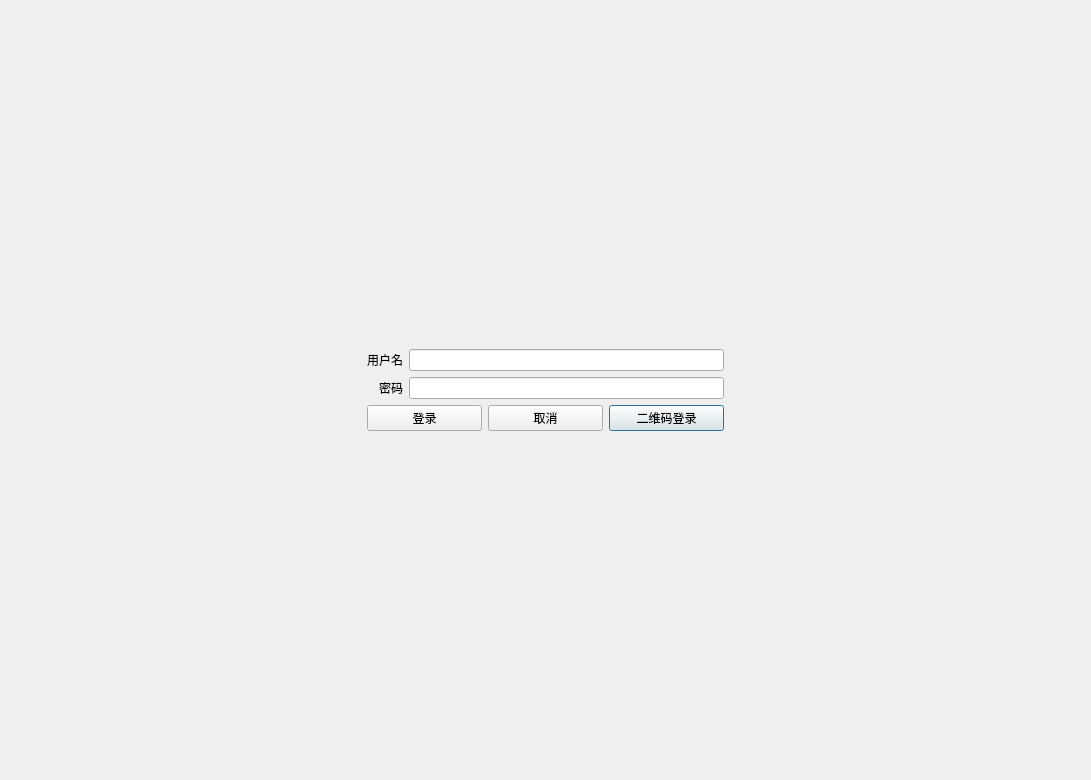
cdx0811/first, file login.ui: the form before one commit.
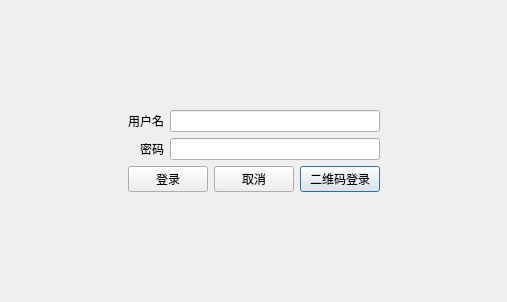
The form after the commit. Icons and pictures are not drawn.

What changed in the file:
```diff
--- a/login.ui
+++ b/login.ui
@@ -6,8 +6,8 @@
    <rect>
     <x>0</x>
     <y>0</y>
-    <width>1091</width>
-    <height>780</height>
+    <width>507</width>
+    <height>302</height>
    </rect>
   </property>
   <property name="maximumSize">
```
